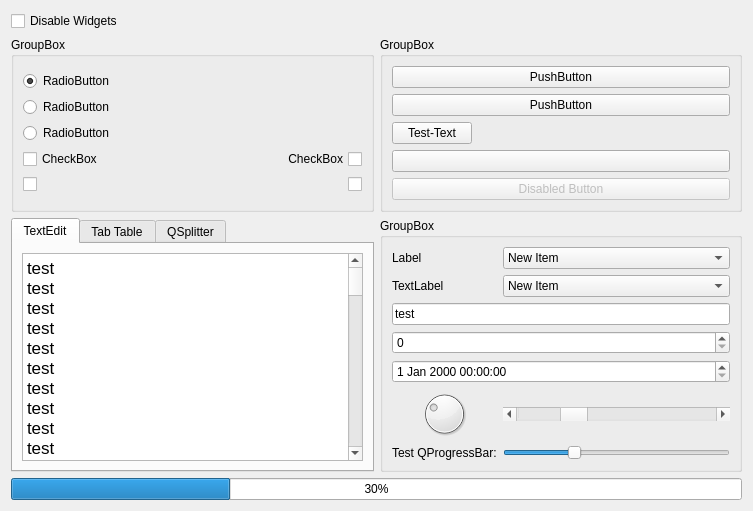
First picture: the form in tsl/ui/test_window.ui, repository TUV-SUD-Product-Service-GmbH/QuteStyle, before the edit.
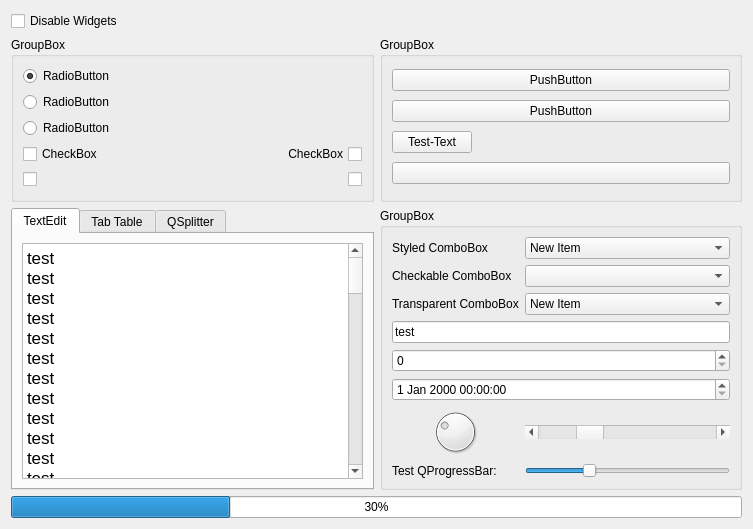
Second picture: the form after the edit. Custom widgets are drawn as their Qt base class.

Commit message:
Merged PR 5177: added StyledComboBox and CheckableComboBox widget
added StyledComboBox and CheckableComboBox widget

Related work items: #61190

```diff
--- a/tsl/ui/test_window.ui
+++ b/tsl/ui/test_window.ui
@@ -23,37 +23,7 @@
       <bool>false</bool>
      </property>
      <layout class="QGridLayout" name="gridLayout">
-      <item row="3" column="0" colspan="2">
-       <widget class="QLineEdit" name="lineEdit">
-        <property name="text">
-         <string>test</string>
-        </property>
-        <property name="echoMode">
-         <enum>QLineEdit::Normal</enum>
-        </property>
-       </widget>
-      </item>
-      <item row="4" column="0" colspan="2">
-       <widget class="QSpinBox" name="spinBox"/>
-      </item>
-      <item row="7" column="1">
-       <widget class="QScrollBar" name="horizontalScrollBar">
-        <property name="value">
-         <number>25</number>
-        </property>
-        <property name="orientation">
-         <enum>Qt::Horizontal</enum>
-        </property>
-       </widget>
-      </item>
-      <item row="8" column="0">
-       <widget class="QLabel" name="label_3">
-        <property name="text">
-         <string>Test QProgressBar:</string>
-        </property>
-       </widget>
-      </item>
-      <item row="8" column="1">
+      <item row="9" column="1">
        <widget class="QSlider" name="horizontalSlider">
         <property name="maximum">
          <number>100</number>
@@ -66,37 +36,81 @@
         </property>
        </widget>
       </item>
+      <item row="5" column="0" colspan="2">
+       <widget class="QSpinBox" name="spinBox"/>
+      </item>
       <item row="0" column="0">
        <widget class="QLabel" name="label">
         <property name="text">
-         <string>Label</string>
+         <string>Styled ComboBox</string>
         </property>
        </widget>
       </item>
-      <item row="1" column="1">
-       <widget class="QComboBox" name="comboBox_2">
-        <item>
-         <property name="text">
-          <string>New Item</string>
-         </property>
-        </item>
-        <item>
-         <property name="text">
-          <string>New Item 2</string>
-         </property>
-        </item>
-        <item>
-         <property name="text">
-          <string>New Item 3</string>
-         </property>
-        </item>
+      <item row="9" column="0">
+       <widget class="QLabel" name="label_3">
+        <property name="text">
+         <string>Test QProgressBar:</string>
+        </property>
        </widget>
       </item>
-      <item row="5" column="0" colspan="2">
+      <item row="8" column="1">
+       <widget class="QScrollBar" name="horizontalScrollBar">
+        <property name="value">
+         <number>25</number>
+        </property>
+        <property name="orientation">
+         <enum>Qt::Horizontal</enum>
+        </property>
+       </widget>
+      </item>
+      <item row="4" column="0" colspan="2">
+       <widget class="QLineEdit" name="lineEdit">
+        <property name="text">
+         <string>test</string>
+        </property>
+        <property name="echoMode">
+         <enum>QLineEdit::Normal</enum>
+        </property>
+       </widget>
+      </item>
+      <item row="2" column="0">
+       <widget class="QLabel" name="label_2">
+        <property name="text">
+         <string>Transparent ComboBox</string>
+        </property>
+       </widget>
+      </item>
+      <item row="8" column="0">
+       <widget class="QDial" name="dial">
+        <property name="value">
+         <number>30</number>
+        </property>
+       </widget>
+      </item>
+      <item row="6" column="0" colspan="2">
        <widget class="QDateTimeEdit" name="dateTimeEdit"/>
       </item>
+      <item row="2" column="1">
+       <widget class="StyledComboBox" name="transparent_combobox">
+        <item>
+         <property name="text">
+          <string>New Item</string>
+         </property>
+        </item>
+        <item>
+         <property name="text">
+          <string>New Item 2</string>
+         </property>
+        </item>
+        <item>
+         <property name="text">
+          <string>New Item 3</string>
+         </property>
+        </item>
+       </widget>
+      </item>
       <item row="0" column="1">
-       <widget class="QComboBox" name="comboBox">
+       <widget class="StyledComboBox" name="styled_combobox">
         <item>
          <property name="text">
           <string>New Item</string>
@@ -115,18 +129,14 @@
        </widget>
       </item>
       <item row="1" column="0">
-       <widget class="QLabel" name="label_2">
+       <widget class="QLabel" name="label_4">
         <property name="text">
-         <string>TextLabel</string>
+         <string>Checkable ComboBox</string>
         </property>
        </widget>
       </item>
-      <item row="7" column="0">
-       <widget class="QDial" name="dial">
-        <property name="value">
-         <number>30</number>
-        </property>
-       </widget>
+      <item row="1" column="1">
+       <widget class="TestComboBox" name="checkable_combobox"/>
       </item>
      </layout>
     </widget>
@@ -191,16 +201,6 @@
         </property>
        </widget>
       </item>
-      <item>
-       <widget class="IconButton" name="pushButton_5">
-        <property name="enabled">
-         <bool>false</bool>
-        </property>
-        <property name="text">
-         <string>Disabled Button</string>
-        </property>
-       </widget>
-      </item>
      </layout>
     </widget>
    </item>
@@ -555,7 +555,17 @@
   <customwidget>
    <class>StyledCheckBox</class>
    <extends>QCheckBox</extends>
-   <header location="global">tsl.widgets.styled_checkbox_delegate</header>
+   <header>tsl.widgets.styled_checkbox_delegate</header>
+  </customwidget>
+  <customwidget>
+   <class>StyledComboBox</class>
+   <extends>QComboBox</extends>
+   <header>tsl.widgets.styled_combobox</header>
+  </customwidget>
+  <customwidget>
+   <class>TestComboBox</class>
+   <extends>QComboBox</extends>
+   <header>examples.sample_classes</header>
   </customwidget>
  </customwidgets>
  <resources/>
```
Left out of the diff: 2 changed lines with no effect on the pictures. The commit also changes 6 other files.
